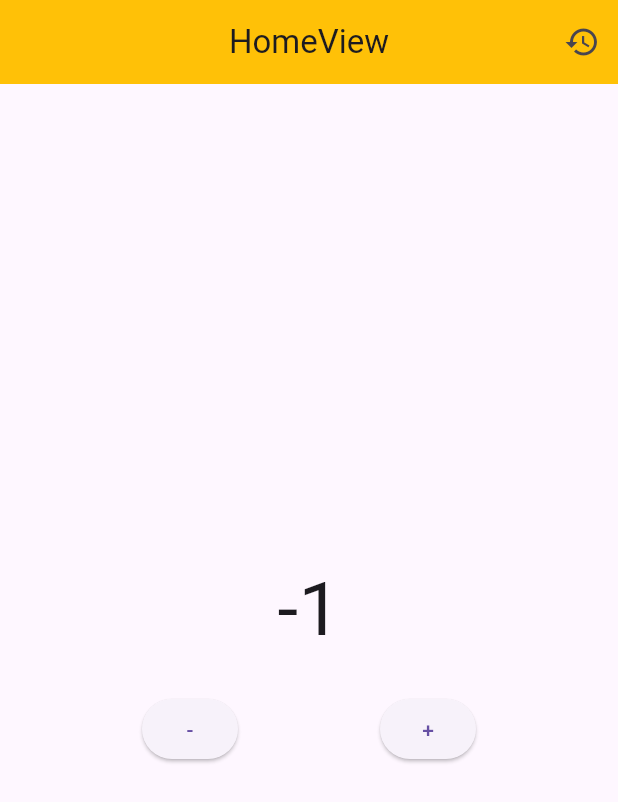
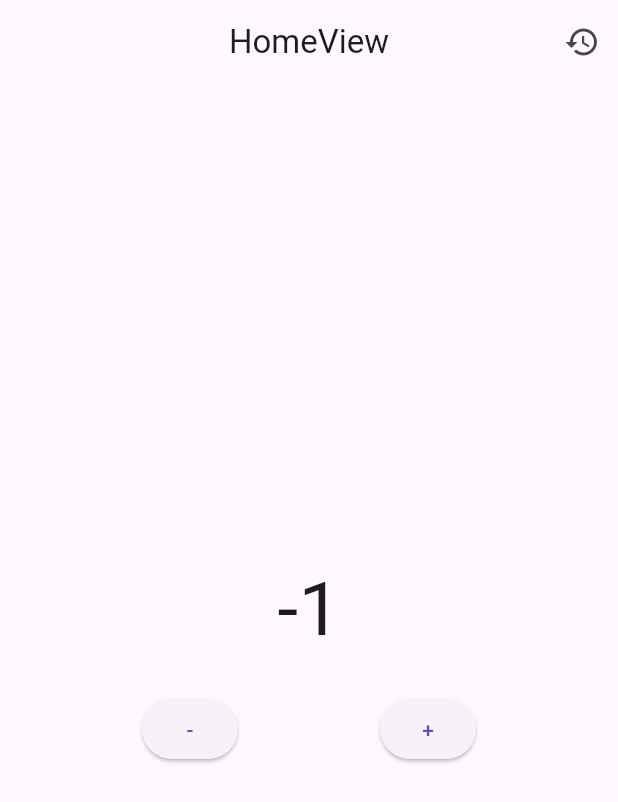
Before and after one commit to record-again/flutter_local_db, a Flutter app: the screen it shows after launch, after a tap on an icon or button, on a phone screen of 412 x 824 dp. Shown: the top 802 px of the screen. Run offline on Flutter 3.47's test engine with Material 3 defaults, Android fonts, the phone set to English and light mode, and no system bars; our stand-ins replace get, get_storage.

```diff
--- a/lib/app/modules/home/controllers/home_controller.dart
+++ b/lib/app/modules/home/controllers/home_controller.dart
@@ -1,7 +1,9 @@
 import 'package:get/get.dart';
-import 'package:shared_preferences/shared_preferences.dart';
+import 'package:get_storage/get_storage.dart';
 
 class HomeController extends GetxController {
+  final box = GetStorage();
+
   RxInt data = 0.obs;
 
   void decrement() {
@@ -16,24 +18,22 @@ class HomeController extends GetxController {
 
   void simpanData() async {
     print("SIMPAN DATA");
-    final prefs = await SharedPreferences.getInstance();
-    if (prefs.getInt('angkaTerakhir') != null) {
-      await prefs.remove('angkaTerakhir');
+
+    if (box.read('angkaTerakhir') != null) {
+      await box.remove('angkaTerakhir');
     }
-    await prefs.setInt('angkaTerakhir', data.value);
+    await box.write('angkaTerakhir', data.value);
   }
 
   void bacaData() async {
-    final prefs = await SharedPreferences.getInstance();
-    if (prefs.getInt('angkaTerakhir') != null) {
-      data.value = prefs.getInt('angkaTerakhir')!;
+    if (box.read('angkaTerakhir') != null) {
+      data.value = box.read('angkaTerakhir')! as int;
     }
   }
 
   void resetData() async {
-    final prefs = await SharedPreferences.getInstance();
-    if (prefs.getInt('angkaTerakhir') != null) {
-      await prefs.remove('angkaTerakhir');
+    if (box.read('angkaTerakhir') != null) {
+      await box.remove('angkaTerakhir');
       data.value = 0;
     }
   }
--- a/lib/app/modules/home/views/home_view.dart
+++ b/lib/app/modules/home/views/home_view.dart
@@ -11,7 +11,6 @@ class HomeView extends GetView<HomeController> {
       appBar: AppBar(
         title: Text('HomeView'),
         centerTitle: true,
-        backgroundColor: Colors.amber,
         actions: [
           IconButton(
             onPressed: () => controller.resetData(),
--- a/lib/main.dart
+++ b/lib/main.dart
@@ -1,10 +1,11 @@
 import 'package:flutter/material.dart';
-
+import 'package:get_storage/get_storage.dart';
 import 'package:get/get.dart';
 
 import 'app/routes/app_pages.dart';
 
-void main() {
+void main() async {
+  await GetStorage.init();
   runApp(
     GetMaterialApp(
       title: "Application",
--- a/pubspec.yaml
+++ b/pubspec.yaml
@@ -8,7 +8,7 @@ environment:
 dependencies:
   cupertino_icons: ^1.0.6
   get: 4.6.6
-  shared_preferences: 2.0.13
+  get_storage: 2.0.3
   flutter:
     sdk: flutter
 
```
Also changed, not shown: pubspec.lock, 1 other file.
